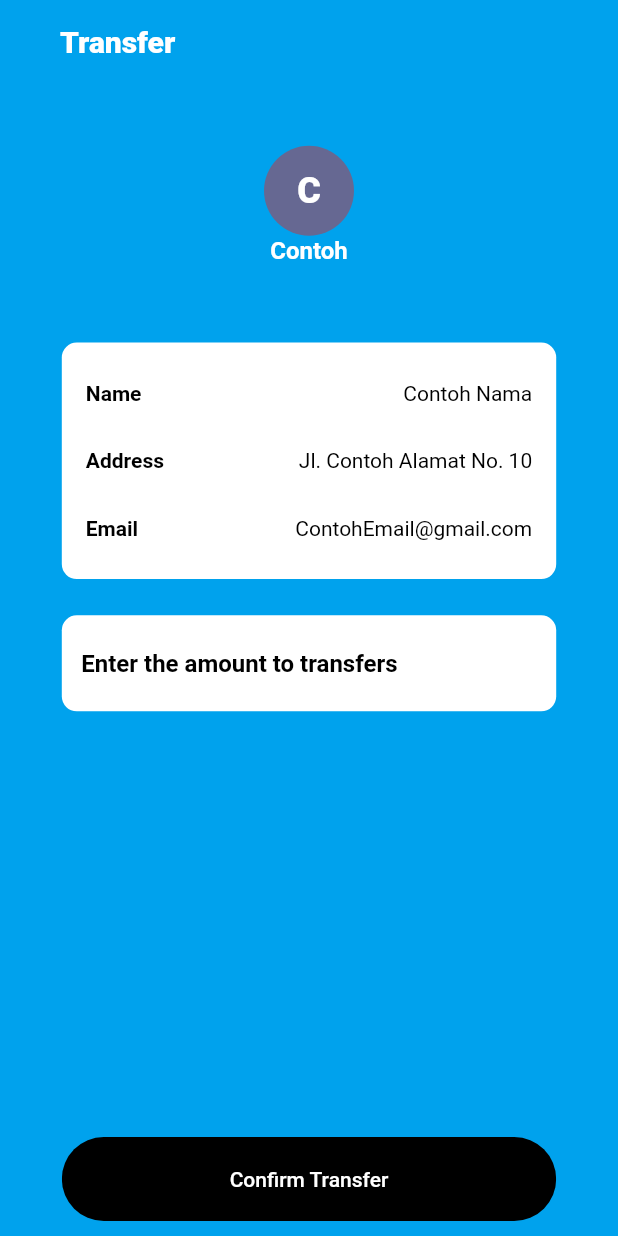
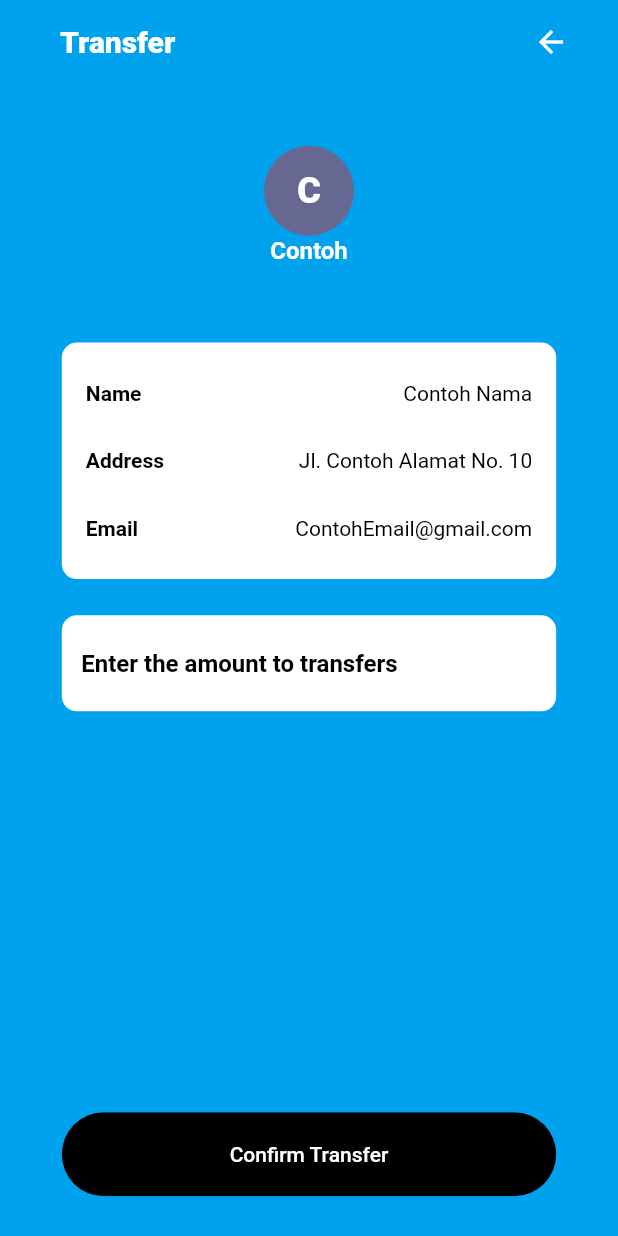
Before and after one commit to jestsee/IF3250_2022_14_CAKRAWALA, a Flutter app: the screen it shows after launch, on a phone screen of 412 x 824 dp. Run offline on Flutter 3.47's test engine with Material 2 defaults, Android fonts, the phone set to English and light mode, and no system bars.

Commit message:
add back button
Former-commit-id: 6779445c2d99195a836ed47530b3a317d0f82f54

```diff
--- a/mobile/lib/Screens/Transfer/components/body.dart
+++ b/mobile/lib/Screens/Transfer/components/body.dart
@@ -1,4 +1,5 @@
 // ignore_for_file: prefer_const_constructors
+import 'package:cakrawala_mobile/components/bottom_confirm_button.dart';
 import 'package:cakrawala_mobile/components/circle_profile_icon.dart';
 import 'package:cakrawala_mobile/components/enter_amount_input.dart';
 import 'package:cakrawala_mobile/components/rounded_button.dart';
@@ -27,8 +28,12 @@ class Body extends StatelessWidget {
           fontSize: 20),),
         backgroundColor: blue,
         elevation: 0,
-        // TODO kasih padding atas
-        // TODO tombol back nya belum
+        actions: <Widget>[
+          Padding(
+            padding:
+              EdgeInsets.symmetric(horizontal: 0.05 * size.width),
+              child: BackButton(),)
+        ],
       ),
       body: Column (
         children: <Widget>[
@@ -57,16 +62,7 @@ class Body extends StatelessWidget {
             hintText: "Enter the amount to transfers",
             onChanged: (value) {},
           ),
-          Expanded(
-            child: Align(
-              alignment: FractionalOffset.bottomCenter,
-              child: RoundedButton(
-                text: "Confirm Transfer",
-                press: () {},
-                color: Colors.black,
-              ),
-            )
-          )
+          ButtonConfirmButton(text: "Confirm Transfer", press: (){})
         ],
       ),
     );
--- a/mobile/lib/Screens/Transfer/transfer_screen.dart
+++ b/mobile/lib/Screens/Transfer/transfer_screen.dart
@@ -6,6 +6,6 @@ class TransferScreen extends StatelessWidget {
 
   @override
   Widget build(BuildContext context) {
-    return Scaffold(body: Body());
+    return const Body();
   }
 }
--- /dev/null
+++ b/mobile/lib/components/bottom_confirm_button.dart
@@ -0,0 +1,40 @@
+import 'package:cakrawala_mobile/components/rounded_button.dart';
+import 'package:flutter/cupertino.dart';
+import 'package:flutter/material.dart';
+
+import '../constants.dart';
+
+class ButtonConfirmButton extends StatelessWidget {
+  final String text;
+  final VoidCallback press;
+  final Color color, textColor;
+  const ButtonConfirmButton(
+      {Key? key,
+        required this.text,
+        required this.press,
+        this.color = primaryColor,
+        this.textColor = Colors.white})
+      : super(key: key);
+
+  @override
+  Widget build(BuildContext context) {
+    Size size = MediaQuery
+        .of(context)
+        .size; // Screen height and width
+
+      return Expanded(
+        child: Align(
+          alignment: FractionalOffset.bottomCenter,
+          child: Padding(
+            padding: EdgeInsets.symmetric(vertical: 0.02 * size.height),
+            child:
+            RoundedButton(
+              text: text,
+              press: press,
+              color: Colors.black,
+            ),
+          ),
+        )
+      );
+    }
+  }
```
